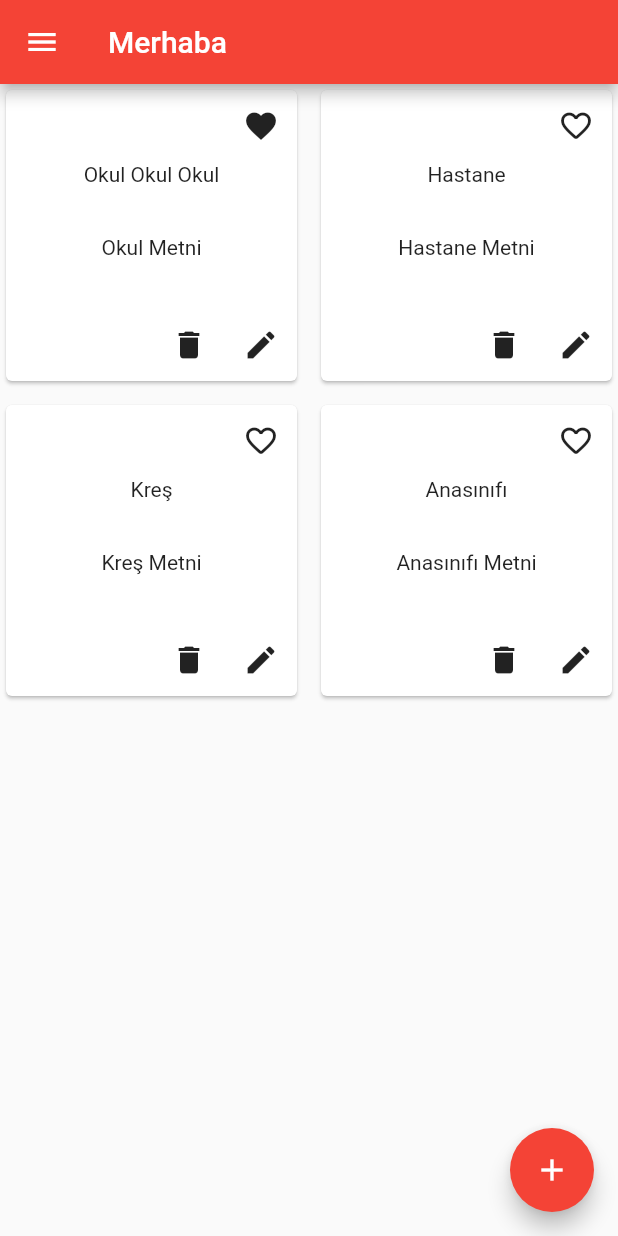
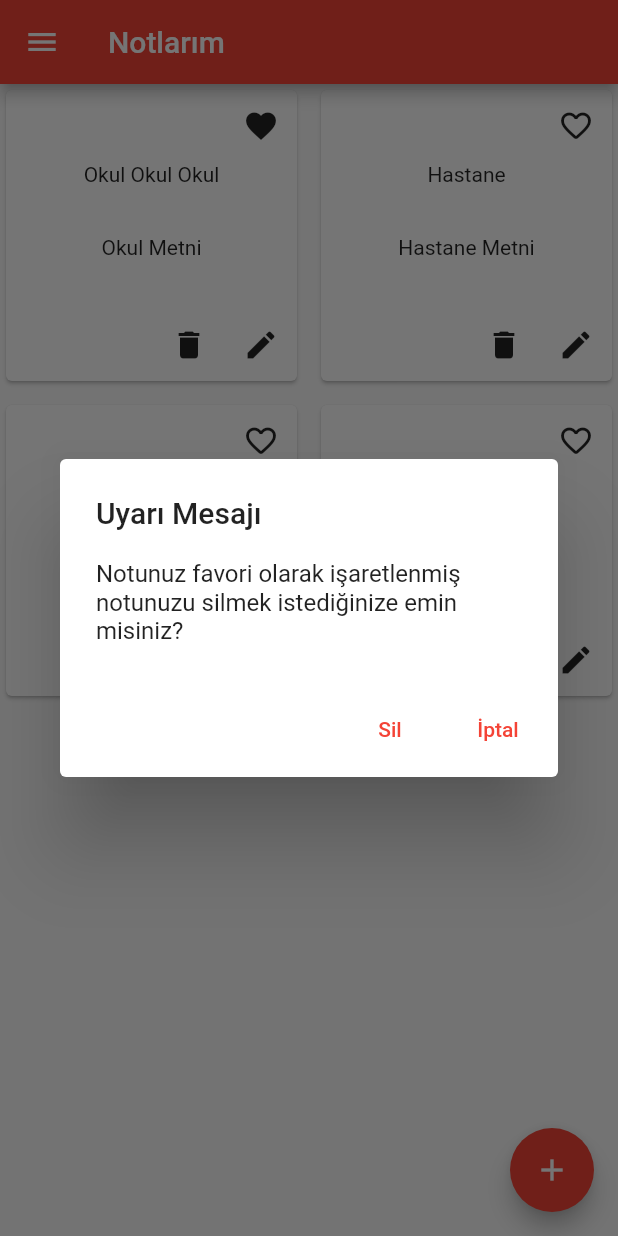
Before and after one commit to m-yalcinkaya/littlefont, a Flutter app: the MyNotes screen opened directly, after a tap on the "favorite outline" icon, after a tap on the "delete" icon, on a phone screen of 412 x 824 dp. Run offline on Flutter 3.47's test engine with Material 2 defaults, Android fonts, the phone set to English and light mode, and no system bars; our stand-ins replace google_fonts.

```diff
--- a/lib/Repository/notes_repository.dart
+++ b/lib/Repository/notes_repository.dart
@@ -8,6 +8,8 @@ class NotesRepository {
 
   List<Notes> favourites = [];
 
+  List<Notes> recycle = [];
+
 }
 
 class Notes {
--- a/lib/Screens/login_page.dart
+++ b/lib/Screens/login_page.dart
@@ -1,5 +1,5 @@
 import 'package:flutter/material.dart';
-import 'package:littlefont/Screens/my_notes.dart';
+import 'package:littlefont/Screens/my_notes_page.dart';
 import 'package:littlefont/Items/button.dart';
 import 'first_screen.dart';
 
--- a/lib/Screens/my_notes.dart
+++ b/lib/Screens/my_notes_page.dart
@@ -1,8 +1,8 @@
 import 'package:flutter/material.dart';
 import 'package:littlefont/Items/app_drawer.dart';
-import 'package:littlefont/Screens/create_note.dart';
+import 'package:littlefont/Screens/create_note_page.dart';
 import 'package:littlefont/Screens/edit_page.dart';
-import 'package:littlefont/Screens/view_note.dart';
+import 'package:littlefont/Screens/view_note_page.dart';
 import '../Repository/notes_repository.dart';
 
 class MyNotes extends StatefulWidget {
@@ -15,15 +15,14 @@ class MyNotes extends StatefulWidget {
 NotesRepository notesRepository = NotesRepository();
 
 class _MyNotesState extends State<MyNotes> {
-  String? mainText;
   NotesRepository note = NotesRepository();
 
   @override
   Widget build(BuildContext context) {
     return Scaffold(
-      drawer: const AppDrawer(),
+      drawer: AppDrawer(notesRepository: notesRepository),
       appBar: AppBar(
-        title: const Text('Merhaba'),
+        title: const Text('Notlarım'),
       ),
       body: buildGridView(),
       floatingActionButton: FloatingActionButton(
@@ -101,7 +100,17 @@ class _MyNotesState extends State<MyNotes> {
                   children: [
                     IconButton(
                       onPressed: () {
-                        null;
+                        if(notesRepository.favourites.contains(notesRepository.notes[index])){
+                          showDialog(
+                              context: context,
+                              builder:(context) => buildAlertDialog(context, index)
+                          );
+                        }else{
+                          setState(() {
+                            notesRepository.recycle.add(notesRepository.notes[index]);
+                            notesRepository.notes.remove(notesRepository.notes[index]);
+                          });
+                        }
                       },
                       icon: const Icon(Icons.delete),
                     ),
@@ -124,4 +133,34 @@ class _MyNotesState extends State<MyNotes> {
       },
     );
   }
+
+
+
+  AlertDialog buildAlertDialog(BuildContext context, int index) {
+    return AlertDialog(
+      title: const Text('Uyarı Mesajı'),
+      content:
+      const Text('Notunuz favori olarak işaretlenmiş notunuzu silmek istediğinize emin misiniz?'),
+      actions: [
+        TextButton(
+          onPressed: () {
+            Navigator.pop(context);
+            setState(() {
+              notesRepository.recycle.add(notesRepository.notes[index]);
+              notesRepository.favourites.remove(notesRepository.notes[index]);
+              notesRepository.notes.remove(notesRepository.notes[index]);
+            });
+          },
+          child: const Text('Sil'),
+        ),
+        TextButton(
+          onPressed: () {
+            Navigator.pop(context);
+          },
+          child: const Text('İptal'),
+        ),
+      ],
+    );
+  }
+
 }
--- a/lib/Screens/sign_up_page.dart
+++ b/lib/Screens/sign_up_page.dart
@@ -1,6 +1,6 @@
 import 'package:flutter/material.dart';
 import 'package:littlefont/Items/button.dart';
-import 'package:littlefont/Screens/my_notes.dart';
+import 'package:littlefont/Screens/my_notes_page.dart';
 
 class SignUp extends StatelessWidget {
   SignUp({Key? key}) : super(key: key);
```
Also changed, not shown: lib/Items/app_drawer.dart (+55 -14 lines), lib/Screens/favourites_page.dart (added, +71 -0 lines), lib/Screens/recycle_bin_page.dart (added, +76 -0 lines), lib/Screens/create_note_page.dart (renamed from lib/Screens/create_note.dart), lib/Screens/view_note_page.dart (renamed from lib/Screens/view_note.dart).
